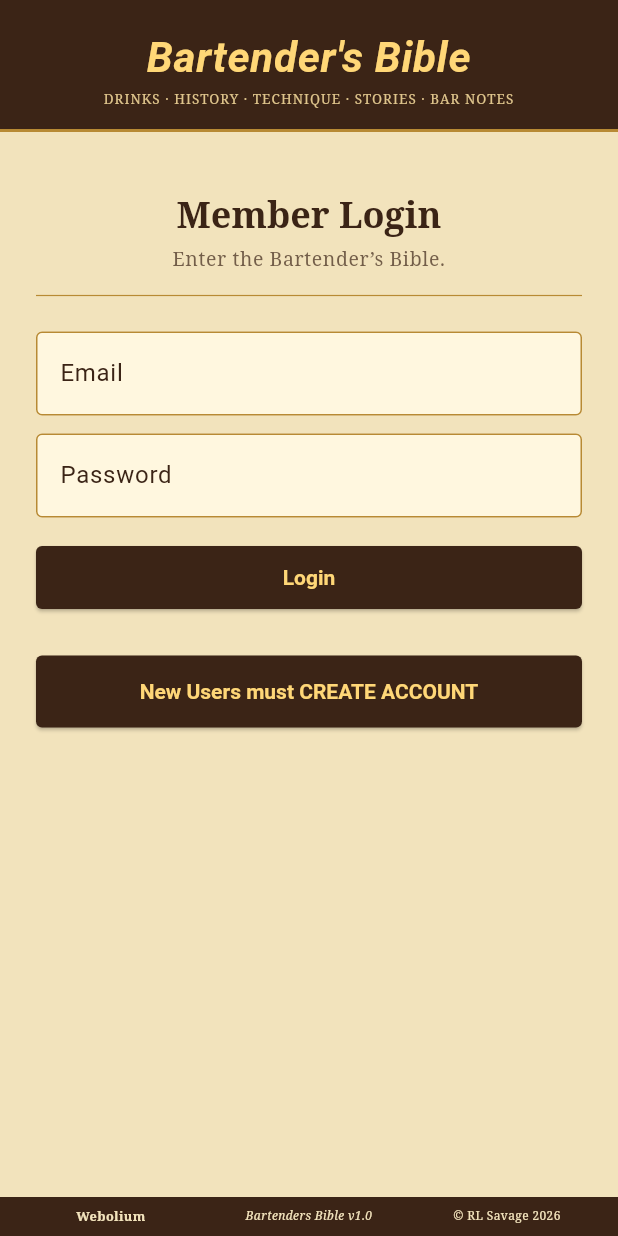
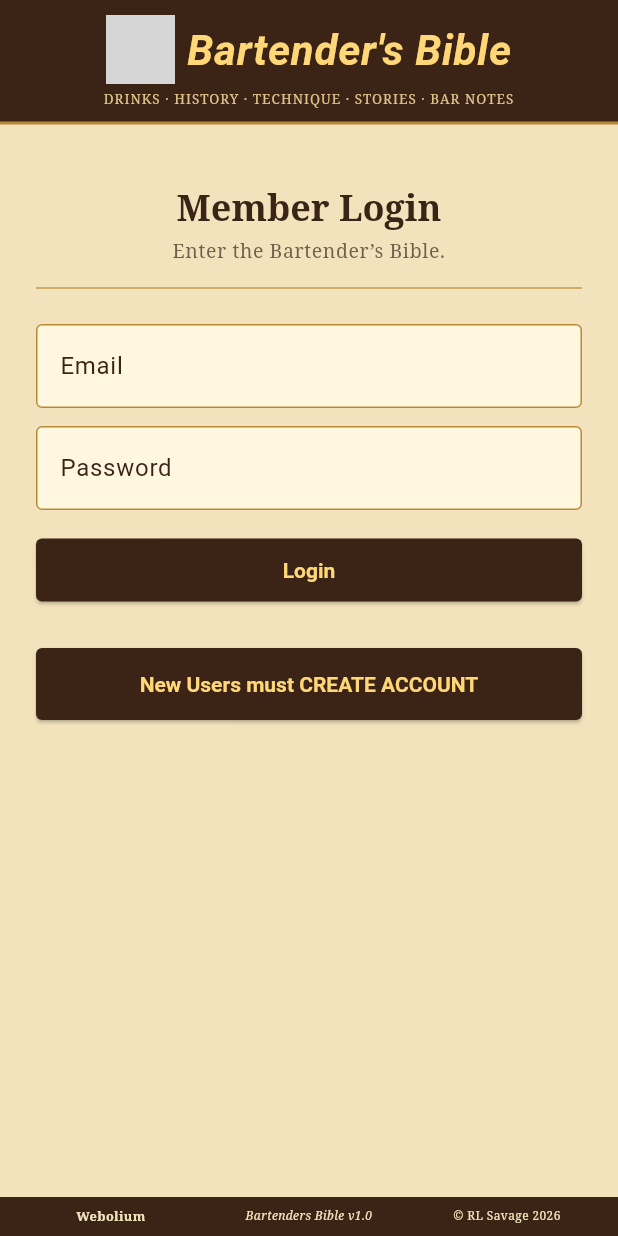
Before and after one commit to rleesavage/bartenders-bible-app, a Flutter app: the screen it shows after launch, on a phone screen of 412 x 824 dp. Run offline on Flutter 3.47's test engine with Material 3 defaults, Android fonts, the phone set to English and light mode, and no system bars; our stand-ins replace flutter_secure_storage, speech_to_text; Roboto replaces fonts that are missing (cursive); grey boxes are pictures that could not be loaded.

Commit message:
Add files via upload

```diff
--- a/mobile/lib/widgets.dart
+++ b/mobile/lib/widgets.dart
@@ -11,16 +11,30 @@ class BbHeader extends StatelessWidget {
   Widget build(BuildContext context) {
     return Container(
       width: double.infinity,
-      padding: const EdgeInsets.fromLTRB(16, 20, 16, 14),
+      padding: const EdgeInsets.fromLTRB(14, 10, 14, 9),
       decoration: const BoxDecoration(
         color: BbColors.brown,
         border: Border(bottom: BorderSide(color: BbColors.gold, width: 2)),
       ),
       child: Column(
         children: <Widget>[
-          Text(
+          Row(
+            mainAxisAlignment: MainAxisAlignment.center,
+            children: <Widget>[
+              SizedBox(
+                width: 46,
+                height: 46,
+                child: Image.asset(
+                  'assets/header_logo.png',
+                  fit: BoxFit.contain,
+                ),
+              ),
+              const SizedBox(width: 8),
+              Flexible(
+                child: Text(
                   "Bartender's Bible",
                   textAlign: TextAlign.center,
+                  maxLines: 1,
                   style: Theme.of(context).textTheme.headlineMedium?.copyWith(
                         color: BbColors.goldLight,
                         fontFamily: 'cursive',
@@ -28,6 +42,9 @@ class BbHeader extends StatelessWidget {
                         fontWeight: FontWeight.w600,
                         letterSpacing: .4,
                       ),
+                ),
+              ),
+            ],
           ),
           const SizedBox(height: 4),
           const Text(
```
Also changed, not shown: mobile/lib/screens.dart (+38 -16 lines). Lines whose indentation alone changed are shown as unchanged.
